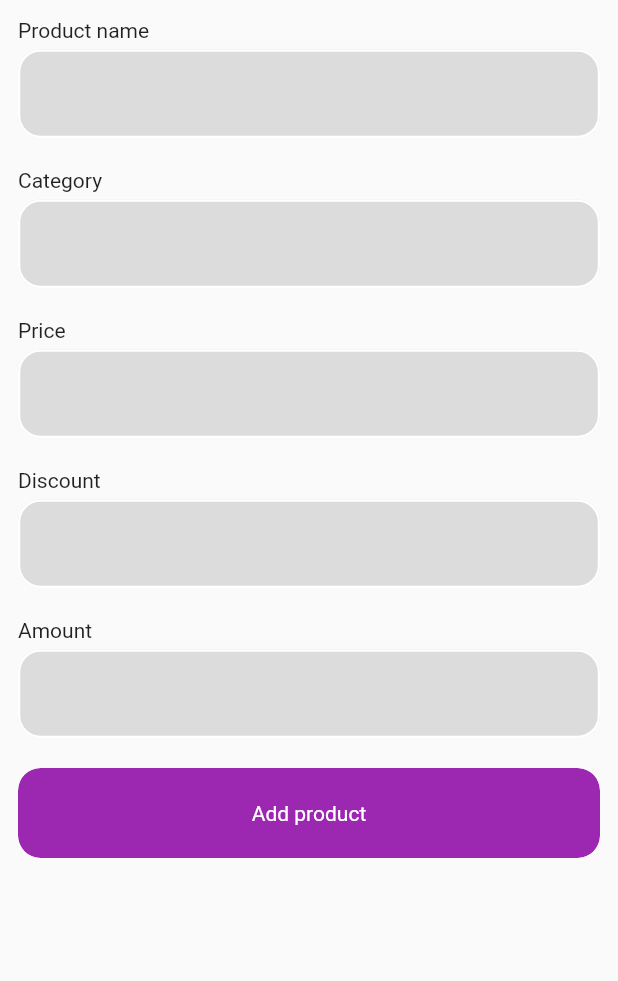
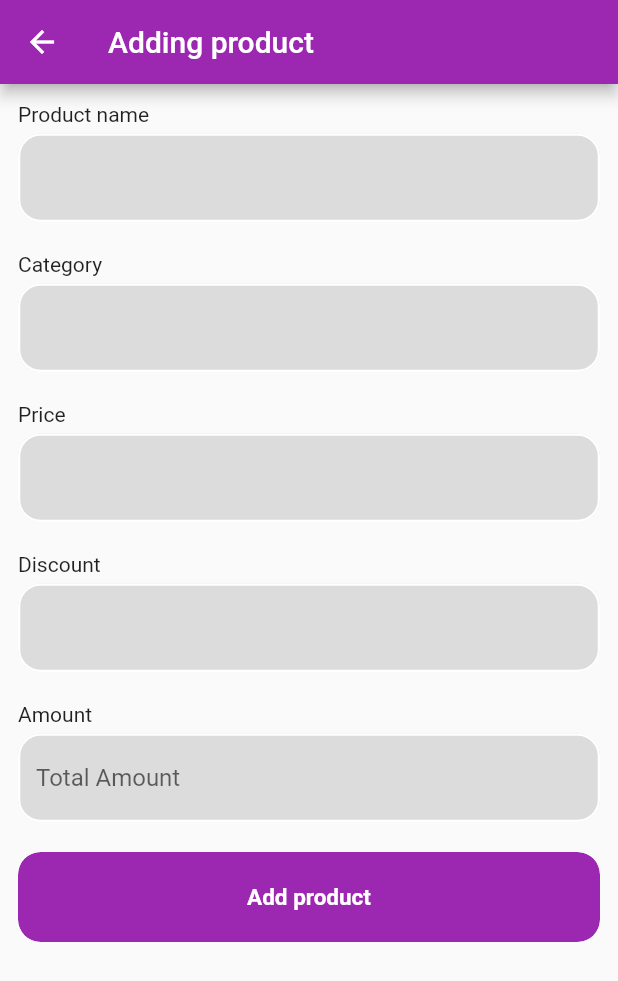
Before and after one commit to ChhailengTim/firebase_integration, a Flutter app: the screen it shows once a user with an empty profile is signed in, after a tap on the "add" icon, on a phone screen of 412 x 824 dp. Shown: the top 981 px of the screen. Run offline on Flutter 3.47's test engine with Material 2 defaults, Android fonts, the phone set to English and light mode, and no system bars; our stand-ins replace cloud_firestore, firebase_auth, firebase_core, get; accounts and stored records are empty; network calls fail.

Commit message:
Update add_product.dart

```diff
--- a/lib/screens/add_product.dart
+++ b/lib/screens/add_product.dart
@@ -1,37 +1,96 @@
+import 'package:firebase_integration/controller/product_controller.dart';
 import 'package:firebase_integration/utils/custom_button.dart';
 import 'package:firebase_integration/utils/custom_textformfield.dart';
 import 'package:flutter/material.dart';
+import 'package:flutter/services.dart';
+import 'package:get/get.dart';
 
 class AddProduct extends StatelessWidget {
   const AddProduct({Key? key}) : super(key: key);
+  static final GlobalKey<FormState> _formKey = GlobalKey<FormState>();
 
   @override
   Widget build(BuildContext context) {
+    final ProductController productController = Get.put(ProductController());
     return Scaffold(
+      appBar: AppBar(
+        backgroundColor: Colors.purple,
+        title: const Text("Adding product"),
+      ),
       body: SafeArea(
+        child: Form(
+          key: _formKey,
           child: Padding(
             padding: const EdgeInsets.all(12.0),
             child: Column(
-            children: const [
+              children: [
                 CustomTextFormField(
+                  onSaved: (value) {
+                    productController.proname(value);
+                  },
+                  controller: productController.proName.value,
                   label: "Product name",
                 ),
                 CustomTextFormField(
+                  onSaved: (value) {
+                    productController.procategory(value);
+                  },
+                  controller: productController.proCategory.value,
                   label: "Category",
                 ),
                 CustomTextFormField(
+                  inputFormatters: [
+                    FilteringTextInputFormatter.digitsOnly, //cant input text
+                  ],
+                  onSaved: (value) {
+                    productController.proprice(value);
+                  },
+                  onChanged: (value) {
+                    productController.proprice(value);
+                    productController.priceCalculator();
+                  },
+                  controller: productController.proPrice.value,
                   label: "Price",
                 ),
                 CustomTextFormField(
+                  inputFormatters: [
+                    FilteringTextInputFormatter.digitsOnly, //cant input text
+                    LengthLimitingTextInputFormatter(3) //only 3 number
+                  ],
+                  onSaved: (value) {
+                    productController.prodiscout(value);
+                  },
+                  onChanged: (value) {
+                    productController.prodiscout(value);
+                    productController.priceCalculator();
+                  },
+                  controller: productController.proDiscout.value,
                   label: "Discount",
                 ),
                 CustomTextFormField(
+                  enable: false,
+                  controller: productController.proAmout.value,
+                  hintText: 'Total Amount',
                   label: "Amount",
                 ),
                 CustomButton(
+                  onTap: () {
+                    _formKey.currentState!.save();
+                    productController
+                        .addProduct()
+                        .then((value) => Navigator.pop(context));
+                    Get.snackbar('Success', 'Product Add successfully',
+                        backgroundColor: Colors.green);
+                  },
                   text: "Add product",
+                  textStyle: const TextStyle(
+                    fontWeight: FontWeight.bold,
+                    color: Colors.white,
+                    fontSize: 15,
+                  ),
                 ),
               ],
+            ),
           ),
         ),
       ),
```
Lines whose indentation alone changed are shown as unchanged.
